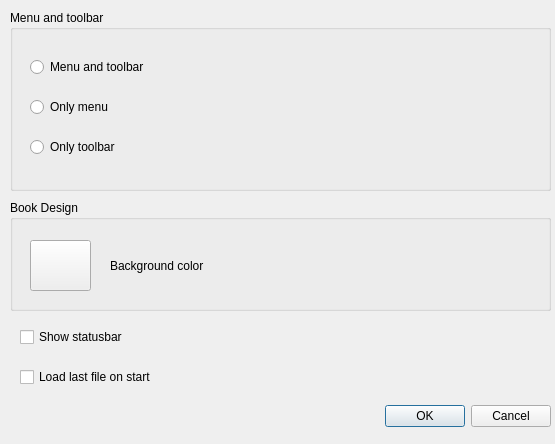
moose-kazan/qbr, file src/qbrsettingsdialog.ui: the form before one commit.
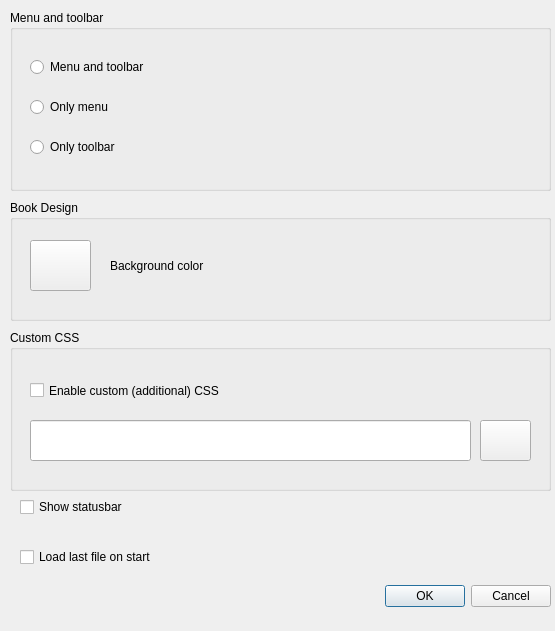
The form after the commit. Icons and pictures are not drawn.

Commit message: Custom CSS

```diff
--- a/src/qbrsettingsdialog.ui
+++ b/src/qbrsettingsdialog.ui
@@ -7,7 +7,7 @@
     <x>0</x>
     <y>0</y>
     <width>555</width>
-    <height>444</height>
+    <height>631</height>
    </rect>
   </property>
   <property name="sizePolicy">
@@ -26,7 +26,7 @@
    <property name="geometry">
     <rect>
      <x>210</x>
-     <y>400</y>
+     <y>580</y>
      <width>341</width>
      <height>32</height>
     </rect>
@@ -94,7 +94,7 @@
    <property name="geometry">
     <rect>
      <x>20</x>
-     <y>320</y>
+     <y>490</y>
      <width>521</width>
      <height>34</height>
     </rect>
@@ -107,7 +107,7 @@
    <property name="geometry">
     <rect>
      <x>20</x>
-     <y>360</y>
+     <y>540</y>
      <width>521</width>
      <height>34</height>
     </rect>
@@ -122,7 +122,7 @@
      <x>10</x>
      <y>200</y>
      <width>541</width>
-     <height>111</height>
+     <height>121</height>
     </rect>
    </property>
    <property name="title">
@@ -155,6 +155,62 @@
     </property>
    </widget>
   </widget>
+  <widget class="QGroupBox" name="groupBox_3">
+   <property name="geometry">
+    <rect>
+     <x>10</x>
+     <y>330</y>
+     <width>541</width>
+     <height>161</height>
+    </rect>
+   </property>
+   <property name="title">
+    <string>Custom CSS</string>
+   </property>
+   <widget class="QCheckBox" name="customCssEnable">
+    <property name="geometry">
+     <rect>
+      <x>20</x>
+      <y>40</y>
+      <width>511</width>
+      <height>41</height>
+     </rect>
+    </property>
+    <property name="text">
+     <string>Enable custom (additional) CSS</string>
+    </property>
+   </widget>
+   <widget class="QPushButton" name="customCssSelect">
+    <property name="geometry">
+     <rect>
+      <x>470</x>
+      <y>90</y>
+      <width>51</width>
+      <height>41</height>
+     </rect>
+    </property>
+    <property name="text">
+     <string/>
+    </property>
+    <property name="icon">
+     <iconset theme="document-open">
+      <normaloff>.</normaloff>.</iconset>
+    </property>
+   </widget>
+   <widget class="QLineEdit" name="customCssUrl">
+    <property name="geometry">
+     <rect>
+      <x>20</x>
+      <y>90</y>
+      <width>441</width>
+      <height>41</height>
+     </rect>
+    </property>
+   </widget>
+   <zorder>customCssUrl</zorder>
+   <zorder>customCssEnable</zorder>
+   <zorder>customCssSelect</zorder>
+  </widget>
  </widget>
  <resources/>
  <connections>
```
Left out of the diff: 45 changed lines with no effect on the pictures. The commit also changes 11 other files.
